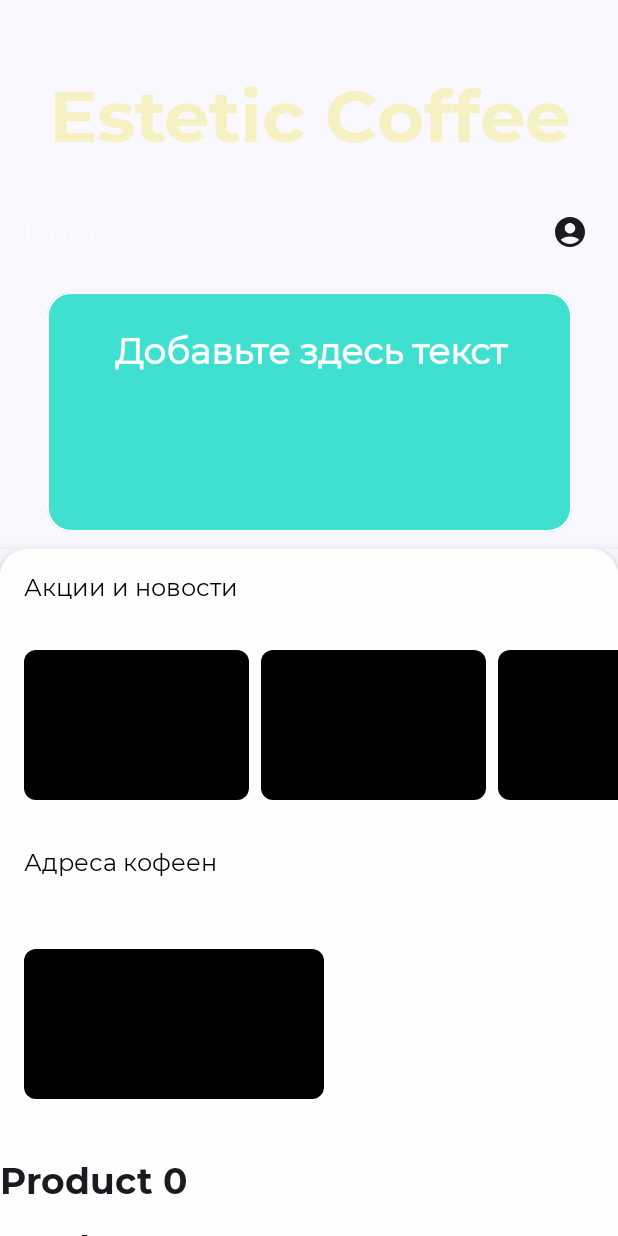
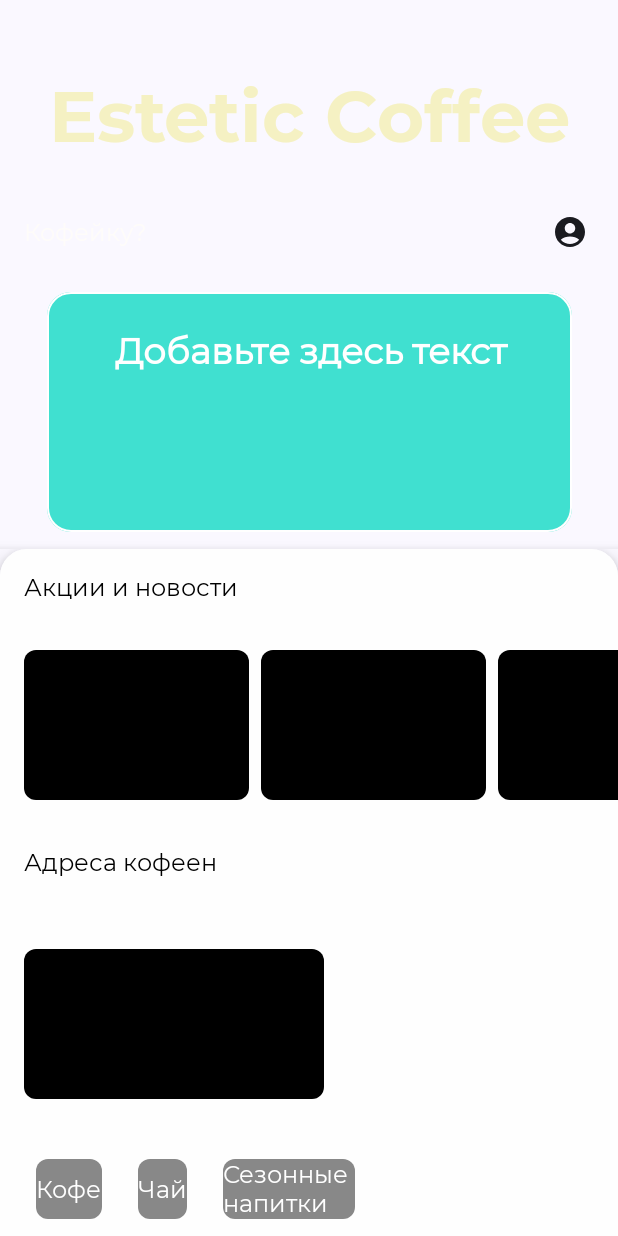
Before and after one commit to treezyyy/CoffeShop, an Android app built with Jetpack Compose: the screen it shows after launch (MainActivity), on a phone screen of 412 x 824 dp. Run offline under Robolectric (Android 15) with nearby library versions, the phone set to English and light mode, and no system bars; 2 statements that could not run were skipped.

Commit message:
до карусели с темами

```diff
--- a/app/src/main/java/com/example/coffeshop/MainActivity.kt
+++ b/app/src/main/java/com/example/coffeshop/MainActivity.kt
@@ -30,6 +30,7 @@ import com.example.coffeshop.ui.theme.LogoColor
 import androidx.compose.foundation.layout.*
 import androidx.compose.foundation.lazy.LazyColumn
 import androidx.compose.foundation.lazy.LazyRow
+import androidx.compose.foundation.lazy.items
 import androidx.compose.foundation.lazy.itemsIndexed
 import androidx.compose.foundation.shape.RoundedCornerShape
 import androidx.compose.material.*
@@ -86,6 +87,14 @@ fun MainScreen() {
         bottomSheetState = BottomSheetState(BottomSheetValue.Collapsed)
     )
     val scope = rememberCoroutineScope()
+
+    // Фейковые данные для подзаголовков и товаров
+    val categories = listOf("Кофе", "Чай", "Сезонные напитки")
+    val productCategories = listOf(
+        "Кофе",
+        "Чай",
+        "Сезонные напитки"
+    )
 
     BottomSheetScaffold(
         scaffoldState = sheetState,
@@ -164,6 +173,19 @@ fun MainScreen() {
                                 context.startActivity(intent)
                             }
                     )
+
+                    Spacer(modifier = Modifier.height(16.dp))
+
+// Карусель для подзаголовков с товарами
+                    // Карусель для подзаголовков с товарами
+                    LazyRow(
+                        contentPadding = PaddingValues(horizontal = 16.dp),
+                        horizontalArrangement = Arrangement.spacedBy(8.dp)
+                    ) {
+                        items(productCategories) { category ->
+                            CategoryItem(category)
+                        }
+                    }
 
                     Spacer(modifier = Modifier.height(16.dp))
 
@@ -251,3 +273,21 @@ fun MainScreen() {
         }
     )
 }
+
+@Composable
+fun CategoryItem(category: String) {
+    Box(
+        modifier = Modifier
+            .padding(8.dp)
+            .height(40.dp)
+            .background(Color.Gray, RoundedCornerShape(8.dp))
+            .width(IntrinsicSize.Min)
+    ) {
+        Text(
+            text = category,
+            style = MaterialTheme.typography.bodyLarge,
+            color = Color.White,
+            modifier = Modifier.align(Alignment.Center)
+        )
+    }
+}
```
